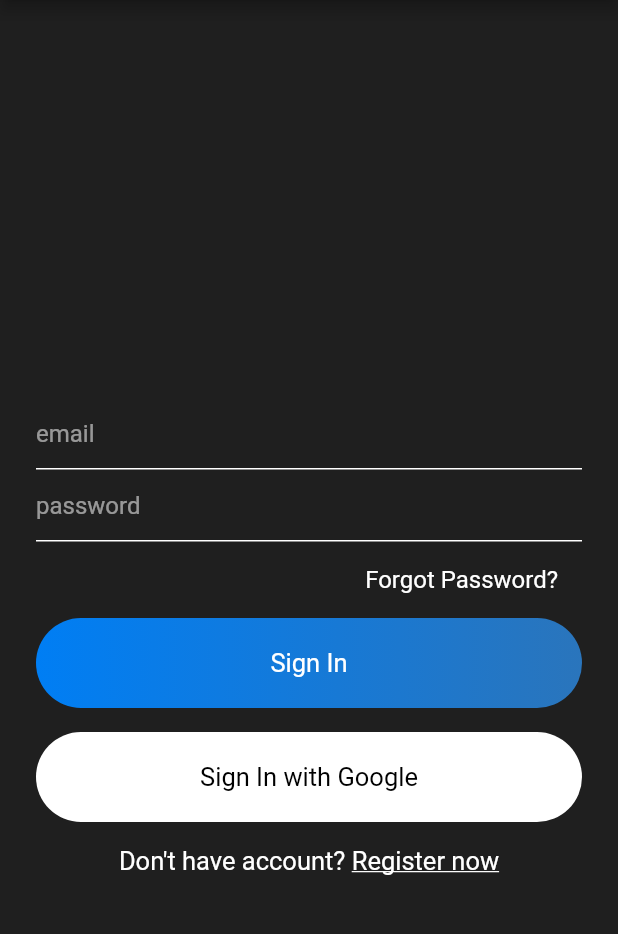
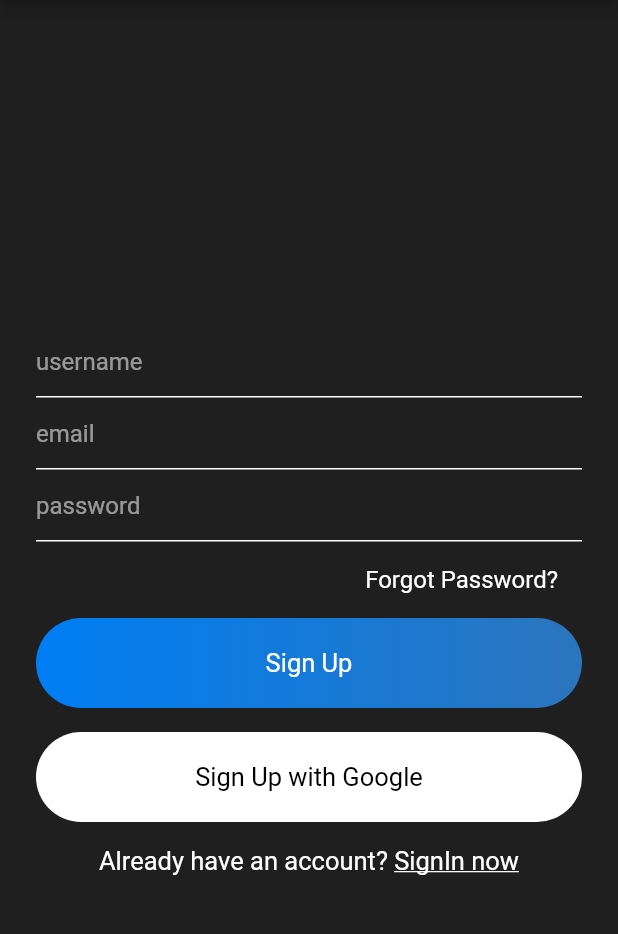
Before and after one commit to Zhangjt9317/flutter-chatapp, a Flutter app: the Signup screen opened directly, on a phone screen of 412 x 824 dp, the part 84-1018 px from its top. Run offline on Flutter 3.47's test engine with Material 2 defaults, Android fonts, the phone set to English and light mode, and no system bars; our stand-ins replace firebase_auth; accounts and stored records are empty.

```diff
--- /dev/null
+++ b/lib/model/user.dart
@@ -0,0 +1,5 @@
+class User{
+  String userId;
+
+  User(this.userId);
+}
--- a/lib/views/signup.dart
+++ b/lib/views/signup.dart
@@ -7,6 +7,12 @@ class Signup extends StatefulWidget {
 }
 
 class _SignupState extends State<Signup> {
+
+  final formKey = GlobalKey<FormState>();
+  TextEditingController userNameTextEditingController = new TextEditingController();
+  TextEditingController emailTextEditingController = new TextEditingController();
+  TextEditingController passwordTextEditingController = new TextEditingController();
+
   @override
   Widget build(BuildContext context) {
     return Scaffold(
@@ -20,13 +26,27 @@ class _SignupState extends State<Signup> {
             child: Column(
               mainAxisSize: MainAxisSize.min,
               children: [
-                TextField(
-                  style: simpleTextStyle(),
-                  decoration: textFieldInputDecoration("email"),
-                ),
-                TextField(
-                  style: simpleTextStyle(),
-                  decoration: textFieldInputDecoration("password"),
+                Form(
+                  key: formKey,
+                  child: Column(
+                    children: [
+                      TextFormField(
+                        controller: userNameTextEditingController,
+                        style: simpleTextStyle(),
+                        decoration: textFieldInputDecoration("username"),
+                      ),
+                      TextFormField(
+                        controller: emailTextEditingController,
+                        style: simpleTextStyle(),
+                        decoration: textFieldInputDecoration("email"),
+                      ),
+                      TextFormField(
+                        controller: passwordTextEditingController,
+                        style: simpleTextStyle(),
+                        decoration: textFieldInputDecoration("password"),
+                      ),
+                    ],
+                  ),
                 ),
                 SizedBox(height: 8,),
                 Container(
@@ -51,7 +71,7 @@ class _SignupState extends State<Signup> {
                       ),
                       borderRadius: BorderRadius.circular(30)
                   ),
-                  child: Text("Sign In", style: mediumTextStyle()),
+                  child: Text("Sign Up", style: mediumTextStyle()),
                 ),
                 SizedBox(height: 16,),
                 Container(
@@ -62,7 +82,7 @@ class _SignupState extends State<Signup> {
                       color:Colors.white,
                       borderRadius: BorderRadius.circular(30)
                   ),
-                  child: Text("Sign In with Google", style: TextStyle(
+                  child: Text("Sign Up with Google", style: TextStyle(
                       color: Colors.black,
                       fontSize:17
                   ),),
@@ -72,8 +92,8 @@ class _SignupState extends State<Signup> {
                   // align in the center
                   mainAxisAlignment: MainAxisAlignment.center,
                   children: [
-                    Text("Don't have account? ", style: mediumTextStyle(),),
-                    Text("Register now", style: TextStyle(
+                    Text("Already have an account? ", style: mediumTextStyle(),),
+                    Text("SignIn now", style: TextStyle(
                         color: Colors.white,
                         fontSize: 17,
                         decoration: TextDecoration.underline
--- a/pubspec.yaml
+++ b/pubspec.yaml
@@ -28,6 +28,8 @@ dependencies:
   # The following adds the Cupertino Icons font to your application.
   # Use with the CupertinoIcons class for iOS style icons.
   cupertino_icons: ^1.0.0
+  firebase_auth: ^0.18.1+2
+
 
 dev_dependencies:
   flutter_test:
```
Also changed, not shown: lib/services/auth.dart (added, +44 -0 lines), pubspec.lock, 4 other files.
